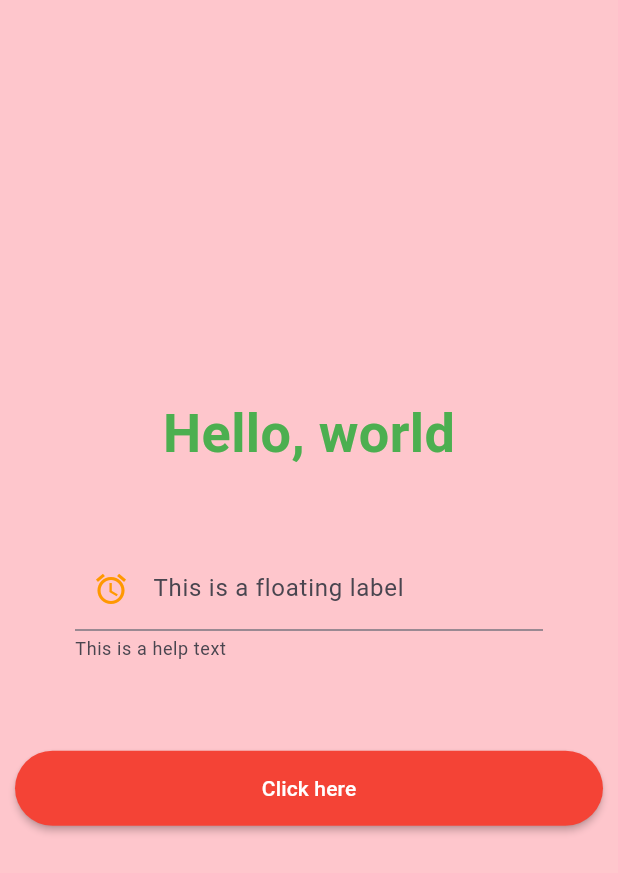
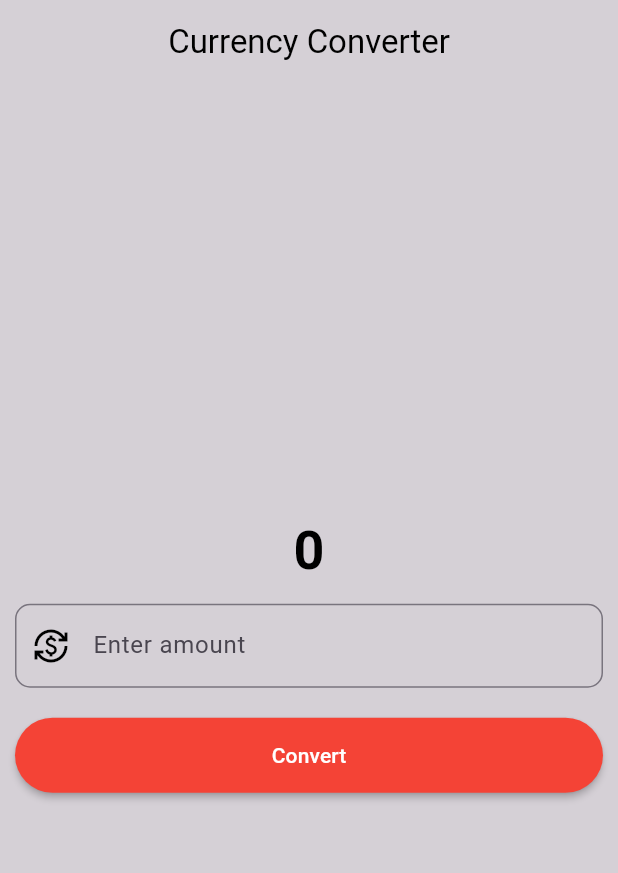
Before and after one commit to SumanKumarChava/Flutter_SampleApp, a Flutter app: the screen it shows after launch, on a phone screen of 412 x 824 dp. Shown: the top 873 px of the screen. Run offline on Flutter 3.47's test engine with Material 3 defaults, Android fonts, the phone set to English and light mode, and no system bars.

Commit message:
Added appbar and did some styling changes

```diff
--- a/lib/pages/currency_converter_materialpage.dart
+++ b/lib/pages/currency_converter_materialpage.dart
@@ -7,36 +7,44 @@ class CurrencyConverterMaterialpage extends StatelessWidget {
   @override
   Widget build(BuildContext context) {
     return Scaffold(
+      appBar: AppBar(
+        backgroundColor: const Color.fromRGBO(50, 50, 50, 0.2),
+        foregroundColor: Colors.black,
+        title: const Text("Currency Converter"),
+        centerTitle: true,
+      ),
       body: ColoredBox(
-        color: const Color.fromRGBO(255, 0, 0, 0.2),
+        color: const Color.fromRGBO(50, 50, 50, 0.2),
         child: Center(
           child: Column(
             mainAxisAlignment: MainAxisAlignment.center,
             crossAxisAlignment: CrossAxisAlignment.center,
             children: [
               const Text(
-                "Hello, world",
+                "0",
                 textDirection: TextDirection.ltr,
                 style: TextStyle(
-                    color: Colors.green,
+                    color: Colors.black,
                     fontSize: 36,
                     fontWeight: FontWeight.bold),
               ),
               const Padding(
-                padding: EdgeInsets.all(50.0),
+                padding: EdgeInsets.all(10.0),
                 child: TextField(
                   keyboardType: TextInputType.numberWithOptions(
                       signed: true, decimal: true),
                   decoration: InputDecoration(
-                      prefixIcon: Icon(Icons.access_alarm),
-                      prefixIconColor: Colors.orange,
-                      prefixStyle:
-                          TextStyle(textBaseline: TextBaseline.alphabetic),
-                      hintText: "This is hint",
-                      labelText: "This is a floating label",
-                      helperText: "This is a help text"),
+                    border: OutlineInputBorder(
+                      borderRadius: BorderRadius.all(Radius.circular(10)),
+                    ),
+                    prefixIcon: Icon(Icons.currency_exchange),
+                    prefixIconColor: Colors.black,
+                    //hintText: "This is hint",
+                    labelText: "Enter amount",
+                    //helperText: "This is a help text",
+                  ),
                   style: TextStyle(
-                    color: Colors.white,
+                    color: Colors.black,
                   ),
                 ),
               ),
@@ -55,7 +63,7 @@ class CurrencyConverterMaterialpage extends StatelessWidget {
                               debugPrint("Hello"),
                             }
                         },
-                    child: const Text("Click here")),
+                    child: const Text("Convert")),
               ),
             ],
           ),
```
